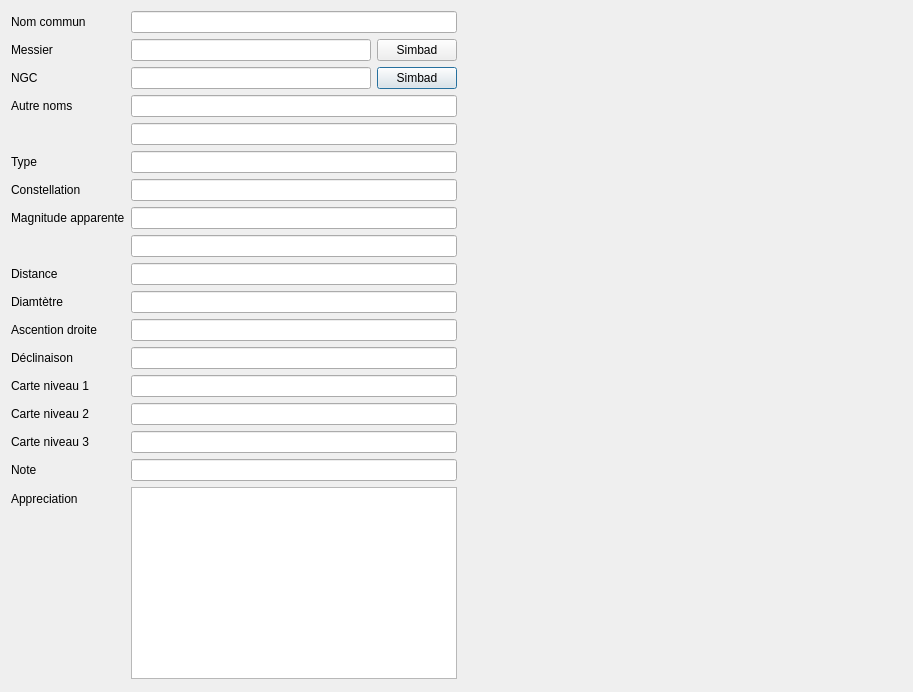
Before: the Qt Designer form objectdialog.ui in Paracetamol56/Observeur2, drawn with Qt 5.
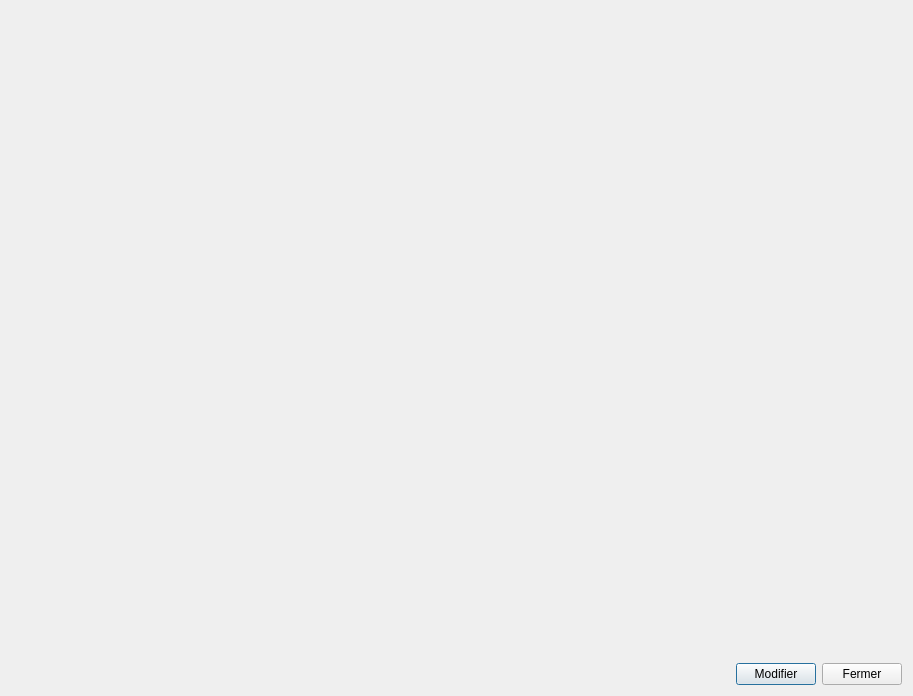
After: the same form once the commit is applied. Icons and pictures are not drawn.

Commit message: object dialog form OK

The edit to the form file:
```diff
--- a/objectdialog.ui
+++ b/objectdialog.ui
@@ -7,7 +7,7 @@
     <x>0</x>
     <y>0</y>
     <width>913</width>
-    <height>692</height>
+    <height>696</height>
    </rect>
   </property>
   <property name="windowTitle">
@@ -17,303 +17,65 @@
    <iconset resource="ressources.qrc">
     <normaloff>:/Ressources/icons/icons8-show-property-96.png</normaloff>:/Ressources/icons/icons8-show-property-96.png</iconset>
   </property>
-  <layout class="QHBoxLayout" name="horizontalLayout">
+  <layout class="QVBoxLayout" name="verticalLayout" stretch="1,0">
    <item>
-    <layout class="QFormLayout" name="formLayout">
-     <property name="fieldGrowthPolicy">
-      <enum>QFormLayout::ExpandingFieldsGrow</enum>
-     </property>
-     <property name="rowWrapPolicy">
-      <enum>QFormLayout::DontWrapRows</enum>
-     </property>
-     <item row="0" column="0">
-      <widget class="QLabel" name="nameLabel">
-       <property name="text">
-        <string>Nom commun</string>
-       </property>
-      </widget>
+    <layout class="QHBoxLayout" name="mainHorizontalLayout">
+     <item>
+      <layout class="QFormLayout" name="formLayout"/>
      </item>
-     <item row="0" column="1">
-      <widget class="QLineEdit" name="nameLineEdit">
-       <property name="readOnly">
-        <bool>true</bool>
+     <item>
+      <spacer name="horizontalSpacer">
+       <property name="orientation">
+        <enum>Qt::Horizontal</enum>
        </property>
-      </widget>
-     </item>
-     <item row="1" column="0">
-      <widget class="QLabel" name="messierLabel">
-       <property name="text">
-        <string>Messier</string>
+       <property name="sizeHint" stdset="0">
+        <size>
+         <width>40</width>
+         <height>20</height>
+        </size>
        </property>
-      </widget>
-     </item>
-     <item row="2" column="0">
-      <widget class="QLabel" name="ngcLabel">
-       <property name="text">
-        <string>NGC</string>
-       </property>
-      </widget>
-     </item>
-     <item row="2" column="1">
-      <layout class="QHBoxLayout" name="horizontalLayout_3">
-       <item>
-        <widget class="QLineEdit" name="ngcLineEdit">
-         <property name="readOnly">
-          <bool>true</bool>
-         </property>
-        </widget>
-       </item>
-       <item>
-        <widget class="QPushButton" name="ngcPushButton">
-         <property name="text">
-          <string>Simbad</string>
-         </property>
-         <property name="icon">
-          <iconset resource="ressources.qrc">
-           <normaloff>:/Ressources/icons/icons8-lien-externe-96.png</normaloff>:/Ressources/icons/icons8-lien-externe-96.png</iconset>
-         </property>
-        </widget>
-       </item>
-      </layout>
-     </item>
-     <item row="3" column="0">
-      <widget class="QLabel" name="otherNameLabel">
-       <property name="text">
-        <string>Autre noms</string>
-       </property>
-      </widget>
-     </item>
-     <item row="3" column="1">
-      <widget class="QLineEdit" name="othernameLineEdit_1">
-       <property name="readOnly">
-        <bool>true</bool>
-       </property>
-      </widget>
-     </item>
-     <item row="5" column="0">
-      <widget class="QLabel" name="typeLabel">
-       <property name="text">
-        <string>Type</string>
-       </property>
-      </widget>
-     </item>
-     <item row="5" column="1">
-      <widget class="QLineEdit" name="typeLineEdit">
-       <property name="readOnly">
-        <bool>true</bool>
-       </property>
-      </widget>
-     </item>
-     <item row="6" column="0">
-      <widget class="QLabel" name="constellationLabel">
-       <property name="text">
-        <string>Constellation</string>
-       </property>
-      </widget>
-     </item>
-     <item row="6" column="1">
-      <widget class="QLineEdit" name="constellationLineEdit">
-       <property name="readOnly">
-        <bool>true</bool>
-       </property>
-      </widget>
-     </item>
-     <item row="7" column="0">
-      <widget class="QLabel" name="apparentMagnitudeLabel">
-       <property name="text">
-        <string>Magnitude apparente</string>
-       </property>
-      </widget>
-     </item>
-     <item row="7" column="1">
-      <widget class="QLineEdit" name="apparentMagnitudeLineEdit_1">
-       <property name="readOnly">
-        <bool>true</bool>
-       </property>
-      </widget>
-     </item>
-     <item row="9" column="0">
-      <widget class="QLabel" name="distanceLabel">
-       <property name="text">
-        <string>Distance</string>
-       </property>
-      </widget>
-     </item>
-     <item row="9" column="1">
-      <widget class="QLineEdit" name="DistanceLineEdit">
-       <property name="readOnly">
-        <bool>true</bool>
-       </property>
-      </widget>
-     </item>
-     <item row="10" column="0">
-      <widget class="QLabel" name="diameterLabel">
-       <property name="text">
-        <string>Diamtètre</string>
-       </property>
-      </widget>
-     </item>
-     <item row="10" column="1">
-      <widget class="QLineEdit" name="diamterLineEdit">
-       <property name="readOnly">
-        <bool>true</bool>
-       </property>
-      </widget>
-     </item>
-     <item row="11" column="0">
-      <widget class="QLabel" name="rightAscentionLabel">
-       <property name="text">
-        <string>Ascention droite</string>
-       </property>
-      </widget>
-     </item>
-     <item row="11" column="1">
-      <widget class="QLineEdit" name="RightAscensionLineEdit">
-       <property name="readOnly">
-        <bool>true</bool>
-       </property>
-      </widget>
-     </item>
-     <item row="12" column="0">
-      <widget class="QLabel" name="declinationLabel">
-       <property name="text">
-        <string>Déclinaison</string>
-       </property>
-      </widget>
-     </item>
-     <item row="12" column="1">
-      <widget class="QLineEdit" name="declinationLineEdit">
-       <property name="readOnly">
-        <bool>true</bool>
-       </property>
-      </widget>
-     </item>
-     <item row="13" column="0">
-      <widget class="QLabel" name="map1Label">
-       <property name="text">
-        <string>Carte niveau 1</string>
-       </property>
-      </widget>
-     </item>
-     <item row="13" column="1">
-      <widget class="QLineEdit" name="skymap1LineEdit">
-       <property name="readOnly">
-        <bool>true</bool>
-       </property>
-      </widget>
-     </item>
-     <item row="14" column="0">
-      <widget class="QLabel" name="map2Label">
-       <property name="text">
-        <string>Carte niveau 2</string>
-       </property>
-      </widget>
-     </item>
-     <item row="14" column="1">
-      <widget class="QLineEdit" name="skymap2LineEdit">
-       <property name="readOnly">
-        <bool>true</bool>
-       </property>
-      </widget>
-     </item>
-     <item row="15" column="0">
-      <widget class="QLabel" name="map3Label">
-       <property name="text">
-        <string>Carte niveau 3</string>
-       </property>
-      </widget>
-     </item>
-     <item row="15" column="1">
-      <widget class="QLineEdit" name="skymap3LineEdit">
-       <property name="readOnly">
-        <bool>true</bool>
-       </property>
-      </widget>
-     </item>
-     <item row="16" column="0">
-      <widget class="QLabel" name="noteLabel">
-       <property name="text">
-        <string>Note</string>
-       </property>
-      </widget>
-     </item>
-     <item row="16" column="1">
-      <widget class="QLineEdit" name="noteLineEdit">
-       <property name="readOnly">
-        <bool>true</bool>
-       </property>
-      </widget>
-     </item>
-     <item row="17" column="0">
-      <widget class="QLabel" name="appreciationLabel">
-       <property name="text">
-        <string>Appreciation</string>
-       </property>
-      </widget>
-     </item>
-     <item row="17" column="1">
-      <widget class="QTextBrowser" name="appreciationTextBrowser">
-       <property name="sizePolicy">
-        <sizepolicy hsizetype="Expanding" vsizetype="Minimum">
-         <horstretch>0</horstretch>
-         <verstretch>0</verstretch>
-        </sizepolicy>
-       </property>
-      </widget>
-     </item>
-     <item row="4" column="1">
-      <widget class="QLineEdit" name="othernameLineEdit_2">
-       <property name="readOnly">
-        <bool>true</bool>
-       </property>
-      </widget>
-     </item>
-     <item row="8" column="1">
-      <widget class="QLineEdit" name="apparentMagnitudeLineEdit_2">
-       <property name="readOnly">
-        <bool>true</bool>
-       </property>
-      </widget>
-     </item>
-     <item row="1" column="1">
-      <layout class="QHBoxLayout" name="horizontalLayout_2">
-       <property name="spacing">
-        <number>6</number>
-       </property>
-       <item>
-        <widget class="QLineEdit" name="messierLineEdit">
-         <property name="readOnly">
-          <bool>true</bool>
-         </property>
-        </widget>
-       </item>
-       <item>
-        <widget class="QPushButton" name="messierPushButton">
-         <property name="text">
-          <string>Simbad</string>
-         </property>
-         <property name="icon">
-          <iconset resource="ressources.qrc">
-           <normaloff>:/Ressources/icons/icons8-lien-externe-96.png</normaloff>:/Ressources/icons/icons8-lien-externe-96.png</iconset>
-         </property>
-        </widget>
-       </item>
-      </layout>
+      </spacer>
      </item>
     </layout>
    </item>
    <item>
-    <spacer name="horizontalSpacer">
-     <property name="orientation">
-      <enum>Qt::Horizontal</enum>
-     </property>
-     <property name="sizeHint" stdset="0">
-      <size>
-       <width>40</width>
-       <height>20</height>
-      </size>
-     </property>
-    </spacer>
+    <layout class="QHBoxLayout" name="horizontalLayout">
+     <item>
+      <spacer name="horizontalSpacer_2">
+       <property name="orientation">
+        <enum>Qt::Horizontal</enum>
+       </property>
+       <property name="sizeHint" stdset="0">
+        <size>
+         <width>40</width>
+         <height>20</height>
+        </size>
+       </property>
+      </spacer>
+     </item>
+     <item>
+      <widget class="QPushButton" name="pushButton_2">
+       <property name="text">
+        <string>Modifier</string>
+       </property>
+       <property name="icon">
+        <iconset resource="ressources.qrc">
+         <normaloff>:/Ressources/icons/icons8-edit-property-96.png</normaloff>:/Ressources/icons/icons8-edit-property-96.png</iconset>
+       </property>
+      </widget>
+     </item>
+     <item>
+      <widget class="QPushButton" name="pushButton">
+       <property name="text">
+        <string>Fermer</string>
+       </property>
+       <property name="icon">
+        <iconset resource="ressources.qrc">
+         <normaloff>:/Ressources/icons/icons8-close-window-96.png</normaloff>:/Ressources/icons/icons8-close-window-96.png</iconset>
+       </property>
+      </widget>
+     </item>
+    </layout>
    </item>
   </layout>
  </widget>
```
The commit also changes 2 other files.
